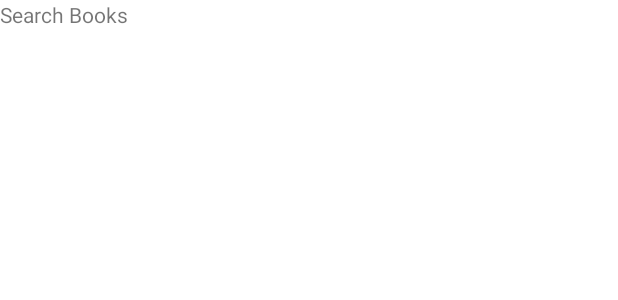
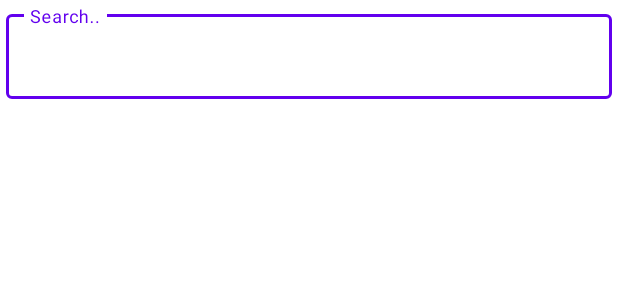
Before and after one commit to jinsumin/Book-Search-App, an Android app: the layout fragment_search.xml on its own in the app's theme, with its tools: preview values and no code run, on a phone screen of 412 x 824 dp. Shown: the top 300 px of the screen. Run offline under Robolectric (Android 15) with nearby library versions, the phone set to English and light mode, and no system bars.

Commit message:
search fragment

```diff
--- a/app/src/main/java/com/kopolabs/booksearchapp/ui/viewmodel/BookSearchViewModel.kt
+++ b/app/src/main/java/com/kopolabs/booksearchapp/ui/viewmodel/BookSearchViewModel.kt
@@ -25,7 +25,7 @@ class BookSearchViewModel(
     }
 
     // SavedState
-    private var query = String()
+    var query = String()
         set(value) {
             field = value
             savedStateHandle[SAVE_STATE_KEY] = value
--- a/app/src/main/java/com/kopolabs/booksearchapp/util/Constants.kt
+++ b/app/src/main/java/com/kopolabs/booksearchapp/util/Constants.kt
@@ -5,4 +5,5 @@ import com.kopolabs.booksearchapp.BuildConfig
 object Constants {
     const val BASE_URL = "https://dapi.kakao.com/"
     const val API_KEY = BuildConfig.bookApiKey
+    const val SEARCH_BOOKS_TIME_DELAY = 100L
 }
--- a/app/src/main/res/layout/fragment_search.xml
+++ b/app/src/main/res/layout/fragment_search.xml
@@ -1,13 +1,39 @@
 <?xml version="1.0" encoding="utf-8"?>
 <androidx.constraintlayout.widget.ConstraintLayout xmlns:android="http://schemas.android.com/apk/res/android"
+    xmlns:app="http://schemas.android.com/apk/res-auto"
     xmlns:tools="http://schemas.android.com/tools"
     android:layout_width="match_parent"
     android:layout_height="match_parent"
     tools:context=".ui.view.SearchFragment">
 
-    <TextView
-        android:layout_width="match_parent"
-        android:layout_height="match_parent"
-        android:text="@string/search" />
+    <com.google.android.material.textfield.TextInputLayout
+        android:id="@+id/tl_search"
+        style="@style/Widget.MaterialComponents.TextInputLayout.OutlinedBox"
+        android:layout_width="0dp"
+        android:layout_height="wrap_content"
+        android:hint="Search.."
+        android:padding="4dp"
+        app:endIconMode="clear_text"
+        app:layout_constraintEnd_toEndOf="parent"
+        app:layout_constraintStart_toStartOf="parent"
+        app:layout_constraintTop_toTopOf="parent">
+
+        <com.google.android.material.textfield.TextInputEditText
+            android:id="@+id/et_search"
+            android:layout_width="match_parent"
+            android:layout_height="match_parent"
+            android:inputType="textAutoComplete" />
+
+    </com.google.android.material.textfield.TextInputLayout>
+
+    <androidx.recyclerview.widget.RecyclerView
+        android:id="@+id/rv_search_result"
+        android:layout_width="0dp"
+        android:layout_height="0dp"
+        android:scrollbars="vertical"
+        app:layout_constraintBottom_toBottomOf="parent"
+        app:layout_constraintEnd_toEndOf="parent"
+        app:layout_constraintStart_toStartOf="parent"
+        app:layout_constraintTop_toBottomOf="@id/tl_search" />
 
 </androidx.constraintlayout.widget.ConstraintLayout>
```
Also changed, not shown: app/src/main/java/com/kopolabs/booksearchapp/ui/view/SearchFragment.kt (+61 -0 lines).
